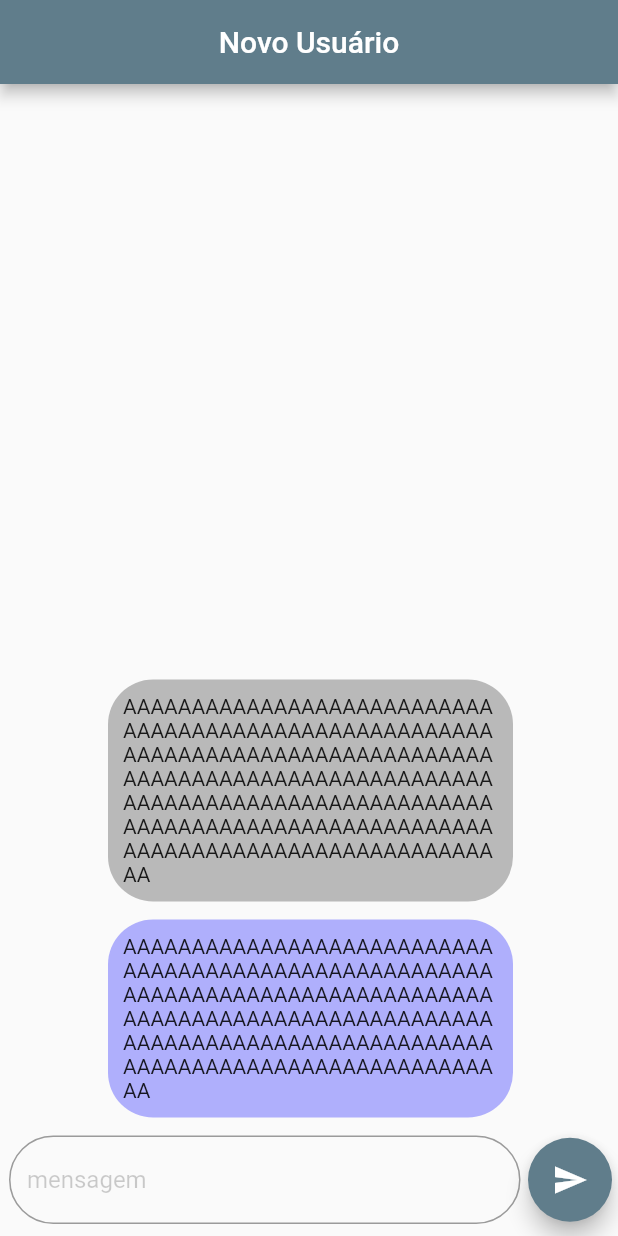
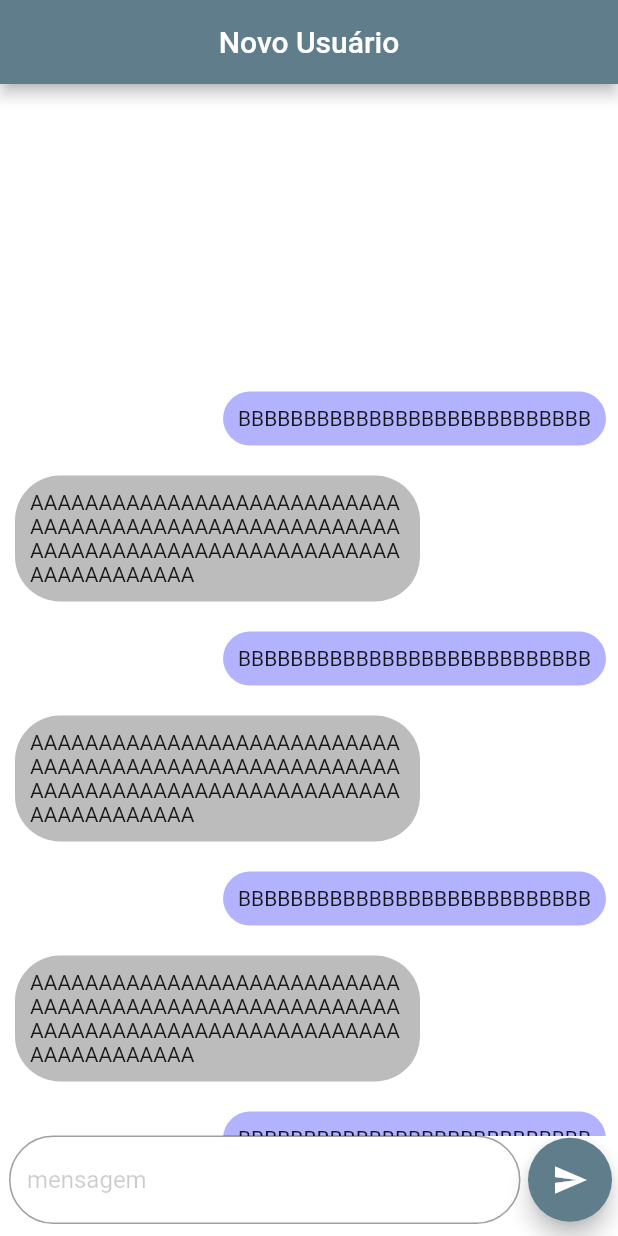
Before and after one commit to marceloarauj/MedicBot, a Flutter app: the TelaMensagens screen opened directly, on a phone screen of 412 x 824 dp. Run offline on Flutter 3.47's test engine with Material 2 defaults, Android fonts, the phone set to English and light mode, and no system bars.

Commit message:
ATT_18/06/2019_2
Adicionado

-Modelo de balões para mensagens
-ListView para mensagens

```diff
--- a/chatbot_medico/lib/widgets/fragments/Mensagens.dart
+++ b/chatbot_medico/lib/widgets/fragments/Mensagens.dart
@@ -1,4 +1,5 @@
 import 'package:flutter/material.dart';
+import 'package:flutter/rendering.dart';
 
 class Mensagens extends StatelessWidget {
   @override
@@ -23,6 +24,7 @@ class _TelaDeMensagens extends State<TelaMensagens> {
 
   @override
   Widget build(BuildContext context) {
+    List<Widget> conversa = gerarConversa();
 
     return Scaffold(
         appBar: AppBar(
@@ -30,58 +32,101 @@ class _TelaDeMensagens extends State<TelaMensagens> {
           title: Text(usuario),
         ),
         body: Container(
-          padding: EdgeInsets.only(left: 6,right: 4,bottom: 8),
+          color: Colors.white,
+          padding: EdgeInsets.only(left: 6, right: 4, bottom: 8),
           child: Column(
             mainAxisAlignment: MainAxisAlignment.end,
-            children: <Widget>[enviaMsg(),recebeMesg(),
-              //envio de mensagem
+            children: <Widget>[
+              //conversa[0],
+              //conversa[1],
+              //conversa[3],
+              //conversa[4],
+              //conversa[4],
               Container(
-                  child: Row(children: <Widget>[
+                  height: 500,
+                  child: ListView.builder(
+
+                      itemBuilder: (context, pos) {
+                        return Card(
+                            elevation: 0,
+                            color: Colors.white,
+                            child: conversa[pos]);
+                      },
+                      itemCount: conversa.length)),
+              Container(
+                  child: Row(
+                children: <Widget>[
                   Flexible(
                     child: TextField(
                       decoration: InputDecoration(
                           hintText: "mensagem",
-                      hintStyle: TextStyle(color: Color.fromRGBO(0, 0, 0, 0.2)),
+                          hintStyle:
+                              TextStyle(color: Color.fromRGBO(0, 0, 0, 0.2)),
                           border: OutlineInputBorder(
                               borderRadius: BorderRadius.circular(80.0))),
                     ),
                   ),
-                Padding(padding: EdgeInsets.only(left: 5),child:FloatingActionButton(child: Icon(Icons.send),) ,)
-              ],)),
+                  Padding(
+                    padding: EdgeInsets.only(left: 5),
+                    child: FloatingActionButton(
+                      child: Icon(Icons.send),
+                    ),
+                  )
+                ],
+              )),
             ],
           ),
         ));
   }
 
-  Widget recebeMesg(){
-
+  // balão de recebe
+  Widget recebeMesg() {
     return Container(
+      constraints: BoxConstraints(maxWidth: 270),
       padding: EdgeInsets.all(10),
       margin: EdgeInsets.only(bottom: 12),
-      width: 270,
-      decoration: BoxDecoration(color:Color.fromRGBO(0, 0, 255, 0.3),borderRadius: BorderRadius.circular(30.0)),
-      child: Text("AAAAAAAAAAAAAAAAAAAAAAAAAAAAAAAAAAAAAAAAAAAAAAAAAAAAAAAAAAAAAAAAAAAAAAAAAAAAAAAAAAAAAAAAAAAAAAAAAAAAAAAAAAAAAAAAAAAAAAAAAAAAAAAAAAAAAAAAAAAAAAAAAAAAAAAAAAAAAAAAAAAA"),
+      decoration: BoxDecoration(
+          color: Color.fromRGBO(120, 120, 120, 0.5),
+          borderRadius: BorderRadius.circular(30.0)),
+      child: Text(
+          "AAAAAAAAAAAAAAAAAAAAAAAAAAAAAAAAAAAAAAAAAAAAAAAAAAAAAAAAAAAAAAAAAAAAAAAAAAAAAAAAAAAAAAAAAAAAA"),
     );
   }
 
-  Widget enviaMsg(){
-
+  // balão de envio mensagem
+  Widget enviaMsg() {
     return Container(
+      constraints: BoxConstraints(maxWidth: 270),
       padding: EdgeInsets.all(10),
       margin: EdgeInsets.only(bottom: 12),
-      width: 270,
-      decoration: BoxDecoration(color:Color.fromRGBO(120, 120, 120, 0.5),borderRadius: BorderRadius.circular(30.0)),
-      child: Text("AAAAAAAAAAAAAAAAAAAAAAAAAAAAAAAAAAAAAAAAAAAAAAAAAAAAAAAAAAAAAAAAAAAAAAAAAAAAAAAAAAAAAAAAAAAAAAAAAAAAAAAAAAAAAAAAAAAAAAAAAAAAAAAAAAAAAAAAAAAAAAAAAAAAAAAAAAAAAAAAAAAAAAAAAAAAAAAAAAAAAAAAAAAAAAA"),
+      decoration: BoxDecoration(
+          color: Color.fromRGBO(0, 0, 255, 0.3),
+          borderRadius: BorderRadius.circular(30.0)),
+      child: Text("BBBBBBBBBBBBBBBBBBBBBBBBBBB"),
     );
   }
+
+  List<Widget> gerarConversa() {
+    List<Widget> exp = List<Widget>();
+
+    for (int i = 0; i < 30; i++) {
+      exp.add(Row(
+        mainAxisAlignment: MainAxisAlignment.end,
+        children: <Widget>[
+          Flexible(
+            child: enviaMsg(),
+          )
+        ],
+      ));
+      exp.add(Row(
+        mainAxisAlignment: MainAxisAlignment.start,
+        children: <Widget>[
+          Flexible(
+            child: recebeMesg(),
+          )
+        ],
+      ));
     }
-
-/*
- ListView.builder(
-              itemBuilder: (context, pos) {
-                return Card(
-                    child: Text(androidVenNames[pos],
-                        style: TextStyle(fontSize: 22)));
-              },
-              itemCount: androidVenNames.length)
-  */
+    return exp;
+  }
+}
```
Lines whose indentation alone changed are shown as unchanged.
